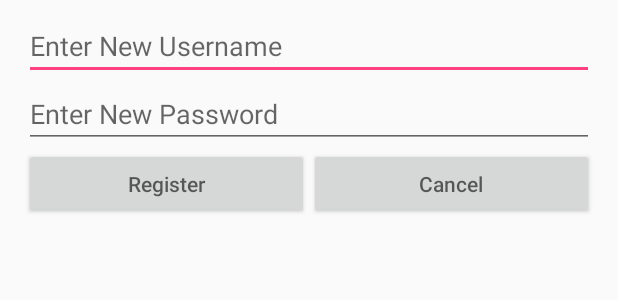
After one commit to Weitbeard/ME202_SmartBike, an Android app: the layout dialog_register.xml on its own in the app's theme, with its tools: preview values and no code run, on a phone screen of 412 x 824 dp. The commit adds this screen. Shown: the top 300 px of the screen. Run offline under Robolectric (Android 15) with nearby library versions, the phone set to English and light mode, and no system bars.

Commit message:
Cleaned up Bluetooth service & interaction and added user registration functionality.

```diff
--- a/LW_ME202/app/src/main/res/layout/activity_control.xml
+++ b/LW_ME202/app/src/main/res/layout/activity_control.xml
@@ -42,6 +42,7 @@
             android:layout_weight="1"
             android:layout_height="wrap_content"
             android:textAlignment="center"
+            android:enabled="false"
             android:hint="@string/lightMode_text"/>
 
         <Switch
@@ -50,6 +51,7 @@
             android:layout_weight="1"
             android:layout_height="wrap_content"
             android:textAlignment="center"
+            android:enabled="false"
             android:hint="@string/lightState_text"/>
 
     </LinearLayout>
--- /dev/null
+++ b/LW_ME202/app/src/main/res/layout/dialog_register.xml
@@ -0,0 +1,47 @@
+<?xml version="1.0" encoding="utf-8"?>
+<LinearLayout xmlns:android="http://schemas.android.com/apk/res/android"
+    android:orientation="vertical"
+    android:layout_height="wrap_content"
+    android:layout_width="match_parent"
+    android:paddingTop="8dp"
+    android:paddingBottom="8dp"
+    android:paddingLeft="16dp"
+    android:paddingRight="16dp" >
+
+        <EditText
+            android:id="@+id/registerNameEntry"
+            android:layout_width="fill_parent"
+            android:layout_height="wrap_content"
+            android:inputType="text"
+            android:hint="@string/registerNameDefault_text" />
+        <EditText
+            android:id="@+id/registerPWEntry"
+            android:layout_width="fill_parent"
+            android:layout_height="wrap_content"
+            android:inputType="text"
+            android:hint="@string/registerPWDefault_text" />
+
+    <LinearLayout
+        android:orientation="horizontal"
+        android:layout_width="match_parent"
+        android:layout_height="wrap_content"
+        android:gravity="center_horizontal">
+        <Button
+            android:id="@+id/registerEnterButton"
+            android:layout_width="0dp"
+            android:layout_weight="1"
+            android:layout_height="wrap_content"
+            android:textAlignment="center"
+            android:hint="@string/registerEnter_text"/>
+
+        <Button
+            android:id="@+id/registerCancelButton"
+            android:layout_width="0dp"
+            android:layout_weight="1"
+            android:layout_height="wrap_content"
+            android:textAlignment="center"
+            android:hint="@string/registerCancel_text"/>
+
+    </LinearLayout>
+
+</LinearLayout>
--- a/LW_ME202/app/src/main/res/values/strings.xml
+++ b/LW_ME202/app/src/main/res/values/strings.xml
@@ -7,8 +7,17 @@
     <string name="loginPWLabel_text">Password: </string>
     <string name="loginPWDefault_text">Enter Login Password Here</string>
     <string name="loginButton_text">Submit</string>
+    <string name="registerButton_text">Register New User</string>
     <string name="loginIncorrectLabel_text"> </string>
     <string name="incorrectWarning_text">Incorrect Login</string>
+
+    <string name="registerNameDefault_text">Enter New Username</string>
+    <string name="registerPWDefault_text">Enter New Password</string>
+    <string name="registerDialogTitle_text">User Registration</string>
+    <string name="registerGoodToast_text">User successfully registered</string>
+    <string name="registerBadToast_text">Please enter a Username and Password</string>
+    <string name="registerEnter_text">Register</string>
+    <string name="registerCancel_text">Cancel</string>
 
     <string name="unlockButton_text">Unlock Bike</string>
     <string name="connStatus_text">No Connection</string>
```
Also changed, not shown: LW_ME202/app/src/main/java/edu/stanford/me202/lw_me202/BikeMonitorService.java (+27 -14 lines), LW_ME202/app/src/main/java/edu/stanford/me202/lw_me202/ControlActivity.java (+10 -4 lines), LW_ME202/app/src/main/java/edu/stanford/me202/lw_me202/LoginActivity.java (+107 -4 lines), LW_ME202/app/src/main/res/layout/activity_login.xml (+7 -0 lines).
